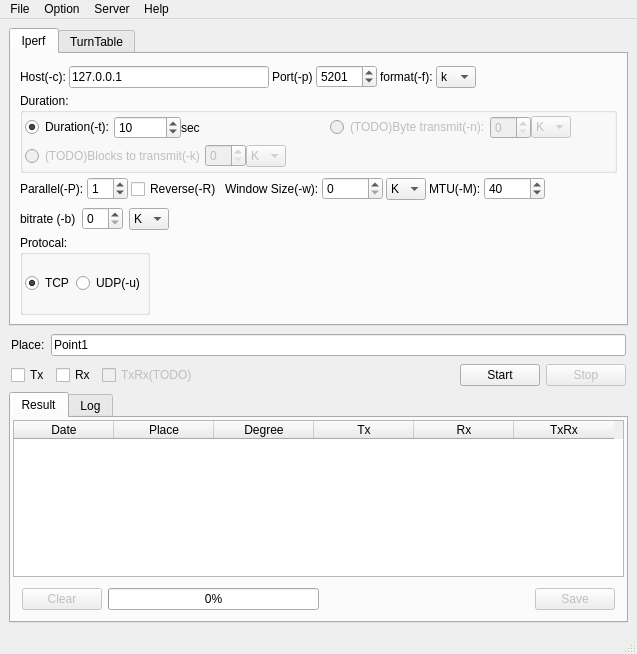
Above: qperf.ui from coolshou/pyIperf before the change. Below: the same form after it.
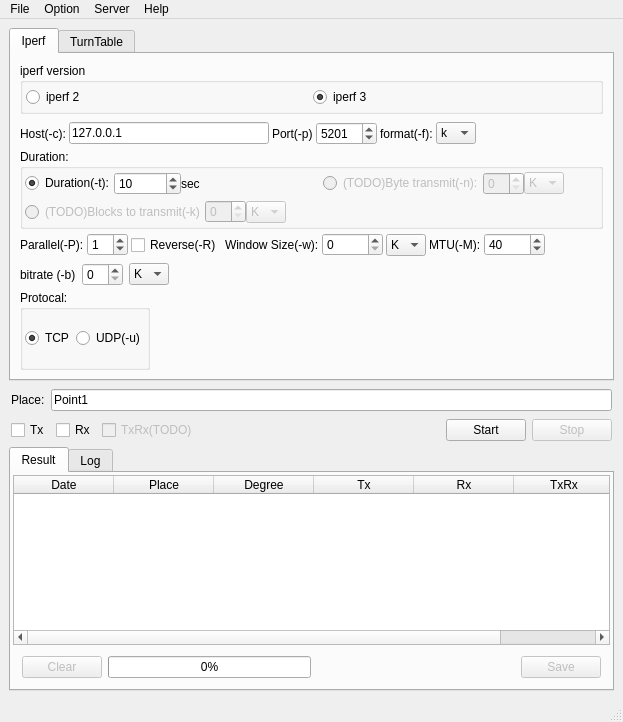
That is the form after the change.

What changed in the file:
```diff
--- a/qperf.ui
+++ b/qperf.ui
@@ -6,8 +6,8 @@
    <rect>
     <x>0</x>
     <y>0</y>
-    <width>637</width>
-    <height>654</height>
+    <width>623</width>
+    <height>722</height>
    </rect>
   </property>
   <property name="windowTitle">
@@ -25,6 +25,47 @@
         <string>Iperf</string>
        </attribute>
        <layout class="QVBoxLayout" name="verticalLayout_6">
+        <item>
+         <widget class="QGroupBox" name="groupBox_2">
+          <property name="title">
+           <string>iperf version</string>
+          </property>
+          <layout class="QHBoxLayout" name="horizontalLayout_14">
+           <property name="spacing">
+            <number>3</number>
+           </property>
+           <property name="leftMargin">
+            <number>3</number>
+           </property>
+           <property name="topMargin">
+            <number>3</number>
+           </property>
+           <property name="rightMargin">
+            <number>3</number>
+           </property>
+           <property name="bottomMargin">
+            <number>3</number>
+           </property>
+           <item>
+            <widget class="QRadioButton" name="rbIperf2">
+             <property name="text">
+              <string>iperf 2</string>
+             </property>
+            </widget>
+           </item>
+           <item>
+            <widget class="QRadioButton" name="rbIperf3">
+             <property name="text">
+              <string>iperf 3</string>
+             </property>
+             <property name="checked">
+              <bool>true</bool>
+             </property>
+            </widget>
+           </item>
+          </layout>
+         </widget>
+        </item>
         <item>
          <widget class="QWidget" name="widget_2" native="true">
           <property name="minimumSize">
@@ -1220,8 +1261,8 @@
     <rect>
      <x>0</x>
      <y>0</y>
-     <width>637</width>
-     <height>26</height>
+     <width>623</width>
+     <height>24</height>
     </rect>
    </property>
    <widget class="QMenu" name="menuHelp">
```
